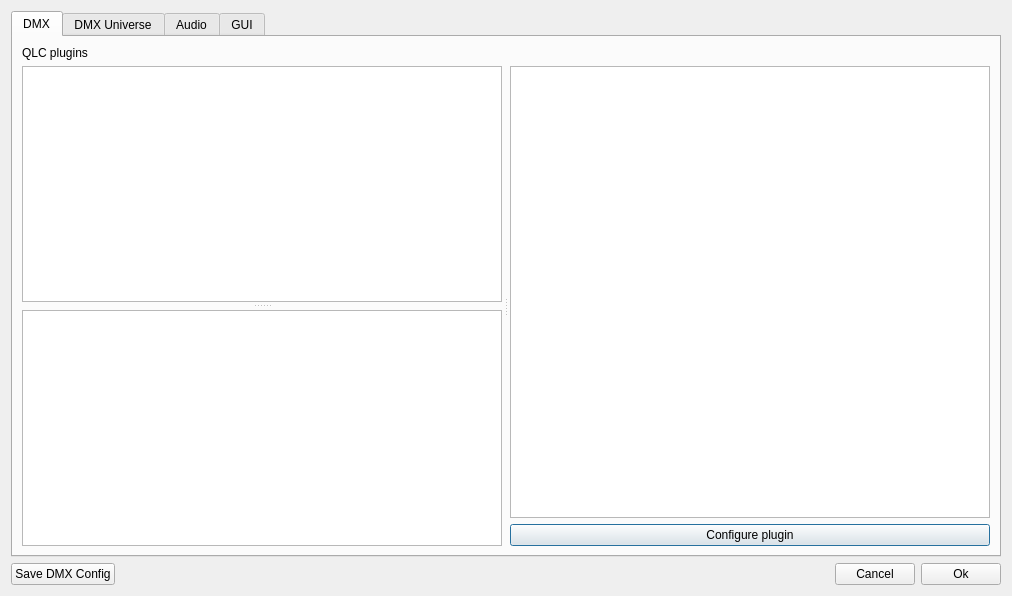
Qt form StageRunner/gui/setupwidget.ui (Pit1966/StageRunner) before a commit.
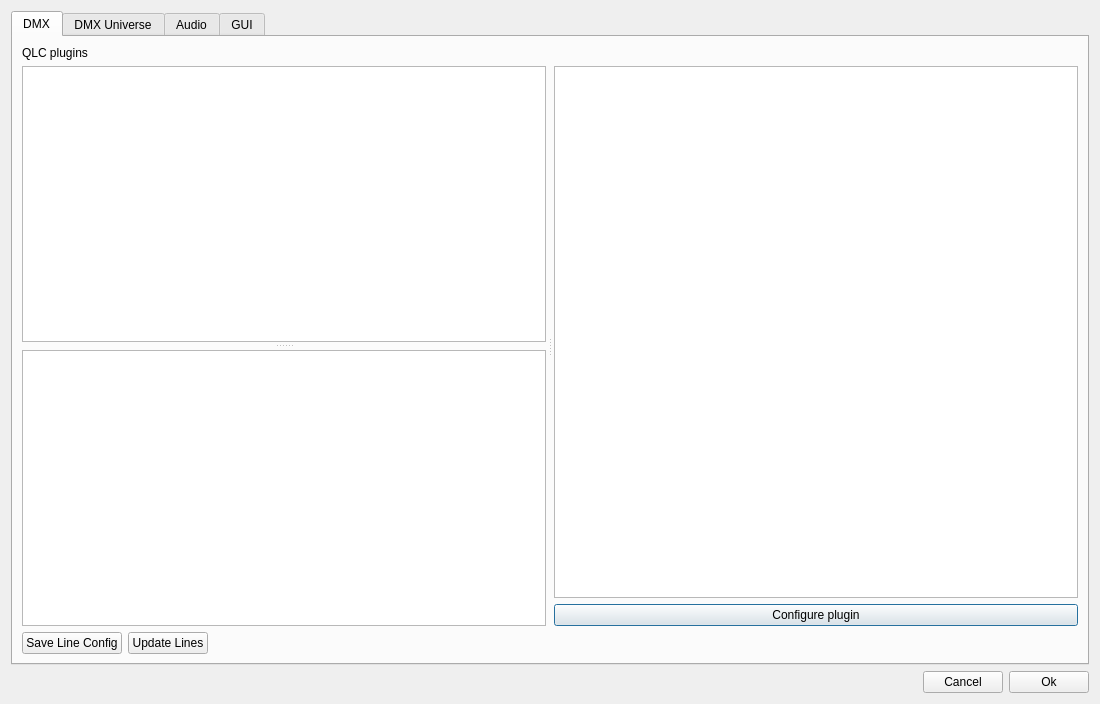
The same form after that commit. The open tabs and pages were chosen to show the change.

Diff of the .ui file:
```diff
--- a/StageRunner/gui/setupwidget.ui
+++ b/StageRunner/gui/setupwidget.ui
@@ -6,8 +6,8 @@
    <rect>
     <x>0</x>
     <y>0</y>
-    <width>1012</width>
-    <height>596</height>
+    <width>1100</width>
+    <height>704</height>
    </rect>
   </property>
   <property name="windowTitle">
@@ -74,6 +74,40 @@
          </widget>
         </widget>
        </item>
+       <item>
+        <layout class="QHBoxLayout" name="pluginLayout">
+         <property name="topMargin">
+          <number>0</number>
+         </property>
+         <item>
+          <widget class="QPushButton" name="saveDmxConfigButton">
+           <property name="text">
+            <string>Save Line Config</string>
+           </property>
+          </widget>
+         </item>
+         <item>
+          <widget class="QPushButton" name="updateLinesButton">
+           <property name="text">
+            <string>Update Lines</string>
+           </property>
+          </widget>
+         </item>
+         <item>
+          <spacer name="horizontalSpacer_2">
+           <property name="orientation">
+            <enum>Qt::Horizontal</enum>
+           </property>
+           <property name="sizeHint" stdset="0">
+            <size>
+             <width>40</width>
+             <height>20</height>
+            </size>
+           </property>
+          </spacer>
+         </item>
+        </layout>
+       </item>
       </layout>
      </widget>
      <widget class="QWidget" name="dmxUniverseTab">
@@ -400,13 +434,6 @@
    </item>
    <item>
     <layout class="QHBoxLayout" name="horizontalLayout">
-     <item>
-      <widget class="QPushButton" name="saveDmxConfigButton">
-       <property name="text">
-        <string>Save DMX Config</string>
-       </property>
-      </widget>
-     </item>
      <item>
       <spacer name="horizontalSpacer">
        <property name="orientation">
```
Left out of the diff: 4 changed lines with no effect on the pictures.
